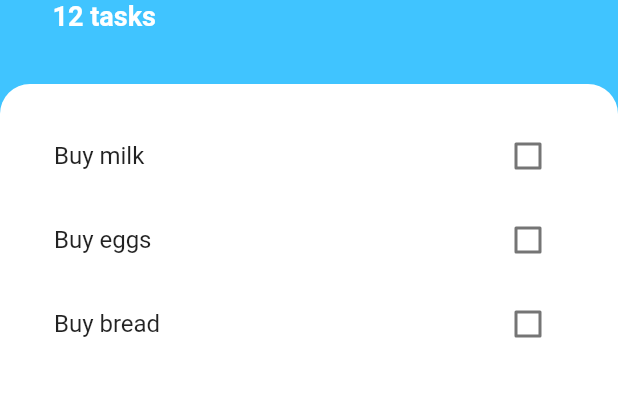
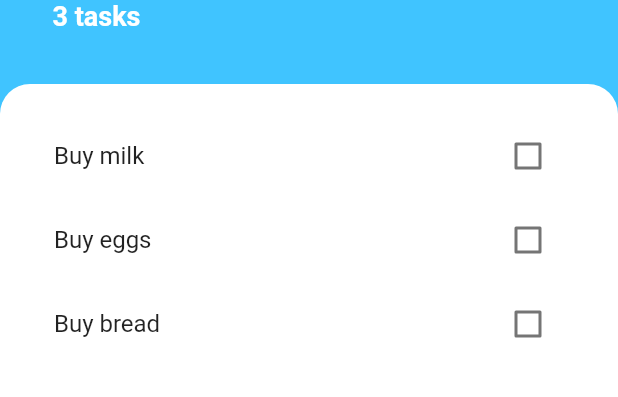
Before and after one commit to yann1294/todoey, a Flutter app: the screen it shows after launch, on a phone screen of 412 x 824 dp, the part 360-757 px from its top. Run offline on Flutter 3.47's test engine with Material 2 defaults, Android fonts, the phone set to English and light mode, and no system bars.

Commit message:
Managing State Using Provider Package

```diff
--- a/lib/main.dart
+++ b/lib/main.dart
@@ -1,4 +1,6 @@
 import 'package:flutter/material.dart';
+import 'package:provider/provider.dart';
+import 'package:todoey/models/task_data.dart';
 import 'package:todoey/screens/task.dart';
 
 void main() => runApp(MyApp());
@@ -6,9 +8,12 @@ void main() => runApp(MyApp());
 class MyApp extends StatelessWidget {
   @override
   Widget build(BuildContext context) {
-    return MaterialApp(
-      debugShowCheckedModeBanner: false,
-      home: TasksScreen(),
+    return ChangeNotifierProvider(
+      child: MaterialApp(
+        debugShowCheckedModeBanner: false,
+        home: TasksScreen(),
+      ),
+      create: (context) => TaskData(),
     );
   }
 }
--- /dev/null
+++ b/lib/models/task_data.dart
@@ -0,0 +1,29 @@
+import 'dart:collection';
+
+import 'package:flutter/material.dart';
+import 'package:flutter/foundation.dart';
+import 'package:todoey/models/task.dart';
+
+
+class TaskData extends ChangeNotifier{
+
+  List<Task> _tasks = [
+    Task(name: 'Buy milk'),
+    Task(name: 'Buy eggs'),
+    Task(name: 'Buy bread')
+  ];
+
+  UnmodifiableListView<Task> get tasks{
+    return UnmodifiableListView(_tasks);
+  }
+
+  int get taskCount {
+    return _tasks.length;
+  }
+
+  void addTask(String newTaskTitle) {
+    final task = Task(name: newTaskTitle);
+    _tasks.add(task);
+    notifyListeners();
+  }
+}
--- a/lib/screens/task.dart
+++ b/lib/screens/task.dart
@@ -1,4 +1,6 @@
 import 'package:flutter/material.dart';
+import 'package:provider/provider.dart';
+import 'package:todoey/models/task_data.dart';
 import 'package:todoey/widgets/task_list.dart';
 
 import 'addTaskscreen.dart';
@@ -6,7 +8,8 @@ import 'addTaskscreen.dart';
 
 class TasksScreen extends StatelessWidget {
 
-  Widget buildBottomSheet(BuildContext context) => AddTaskScreen();
+ // Widget buildBottomSheet(BuildContext context) => AddTaskScreen();
+
 
 
   @override
@@ -57,7 +60,7 @@ class TasksScreen extends StatelessWidget {
                   fontWeight: FontWeight.w700
                 ),
                 ),
-                Text('12 tasks', style: TextStyle(color: Colors.white, fontSize: 18, fontWeight: FontWeight.bold),)
+                Text('${Provider.of<TaskData>(context).taskCount} tasks', style: TextStyle(color: Colors.white, fontSize: 18, fontWeight: FontWeight.bold),)
               ],
             ),
           ),
--- a/lib/widgets/task_list.dart
+++ b/lib/widgets/task_list.dart
@@ -1,9 +1,14 @@
 import 'package:flutter/material.dart';
+import 'package:provider/provider.dart';
 import 'package:todoey/models/task.dart';
+import 'package:todoey/models/task_data.dart';
 import 'package:todoey/widgets/task_tile.dart';
 
 class TaskList extends StatefulWidget {
 
+ // final List<Task> tasks;
+//
+//  TaskList(this.tasks);
 
   @override
   _TaskListState createState() => _TaskListState();
@@ -11,24 +16,24 @@ class TaskList extends StatefulWidget {
 
 class _TaskListState extends State<TaskList> {
 
-  List<Task> tasks = [
-    Task(name: 'Buy milk'),
-    Task(name: 'Buy eggs'),
-    Task(name: 'Buy bread')
-  ];
+
 
   @override
   Widget build(BuildContext context) {
-    return ListView.builder(itemBuilder: (context, index){
-      return TaskTile(
-        taskTitle: tasks[index].name,
-        isChecked: tasks[index].isDone,
-        checkboxCallback: (checkboxState){
-          setState(() {
-            tasks[index].toggleDone();
-          });
-        }
-      );
-    }, itemCount: tasks.length, );
+    return Consumer<TaskData>(
+      builder: (context, taskData, child){
+        return ListView.builder(itemBuilder: (context, index){
+          return TaskTile(
+              taskTitle: taskData.tasks[index].name,
+              isChecked: taskData.tasks[index].isDone,
+              checkboxCallback: (checkboxState){
+//          setState(() {
+//            widget.tasks[index].toggleDone();
+//          });
+              }
+          );
+        }, itemCount: taskData.taskCount,);
+      },
+    );
   }
 }
--- a/pubspec.yaml
+++ b/pubspec.yaml
@@ -23,6 +23,7 @@ dependencies:
   # The following adds the Cupertino Icons font to your application.
   # Use with the CupertinoIcons class for iOS style icons.
   cupertino_icons: ^0.1.2
+  provider: ^4.0.4
 
 dev_dependencies:
   flutter_test:
```
Also changed, not shown: lib/screens/addTaskscreen.dart (+12 -4 lines), pubspec.lock.
